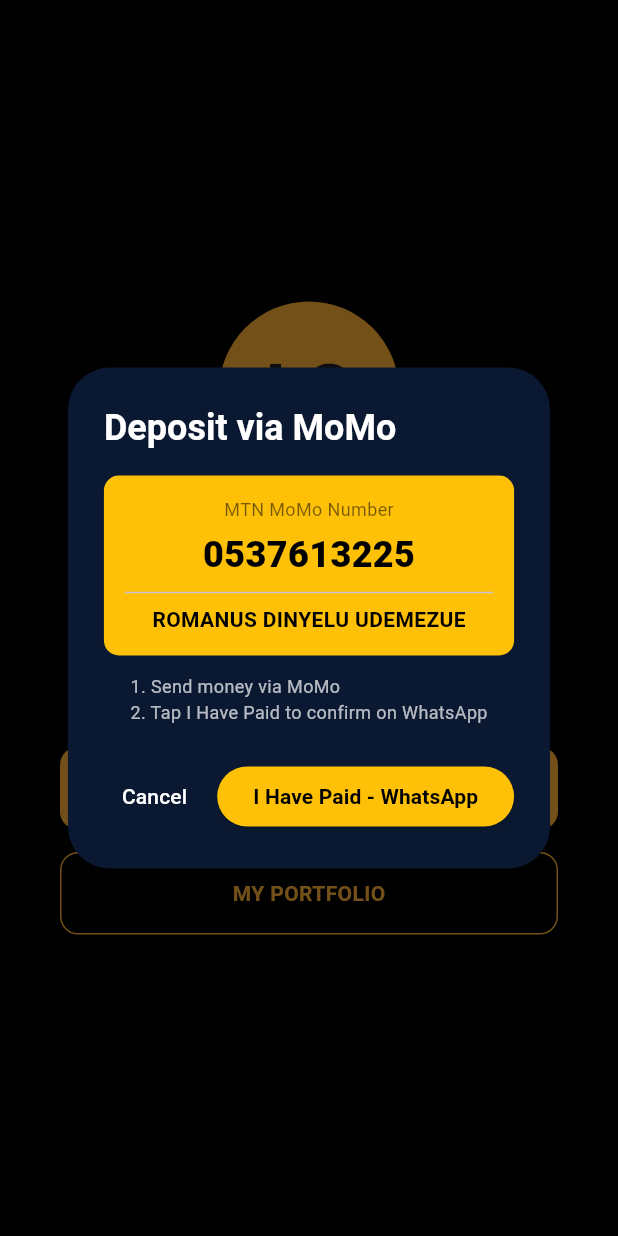
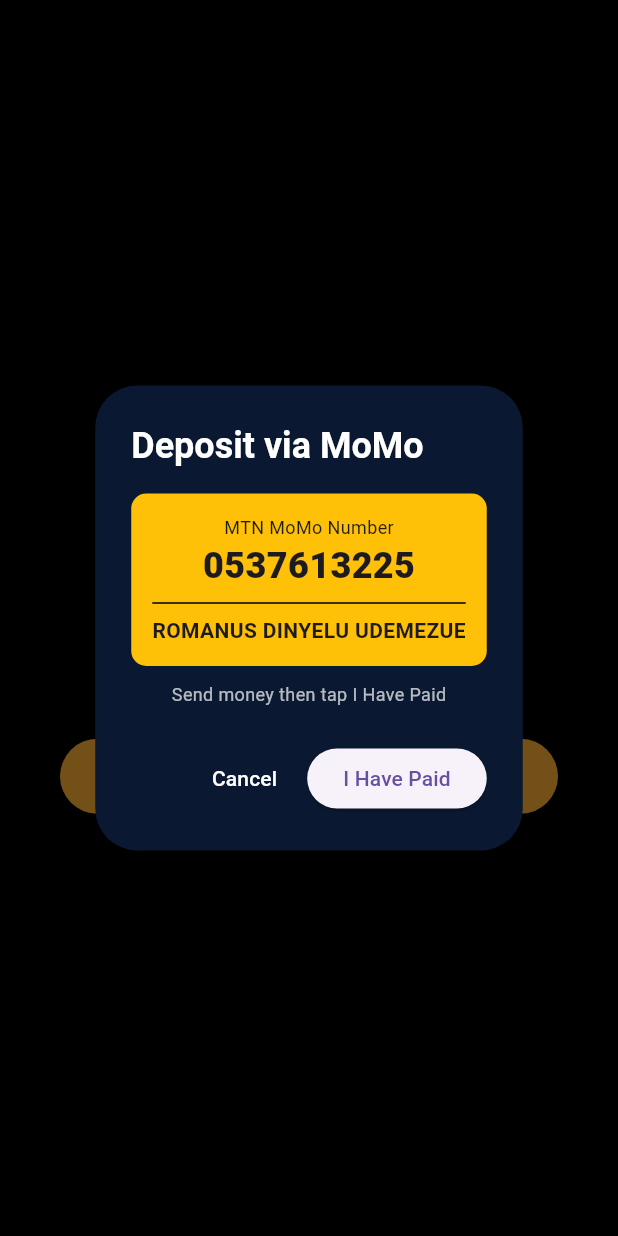
Before and after one commit to linkinglimited5-afk/lambamba-capital, a Flutter app: the screen it shows after launch, after a tap on "INVEST NOW", on a phone screen of 412 x 824 dp. Run offline on Flutter 3.47's test engine with Material 3 defaults, Android fonts, the phone set to English and light mode, and no system bars.

Commit message:
Update main.dart

```diff
--- a/lib/main.dart
+++ b/lib/main.dart
@@ -1,84 +1,60 @@
 import 'package:flutter/material.dart';
 import 'package:url_launcher/url_launcher.dart';
 
-void main() { runApp(LambambaApp()); }
+void main() => runApp(LambambaApp());
 
 class LambambaApp extends StatelessWidget {
   @override
   Widget build(BuildContext context) {
-    return MaterialApp(
-      debugShowCheckedModeBanner: false,
-      title: 'LAMBAMBA CAPITAL',
-      home: HomeScreen(),
-    );
+    return MaterialApp(debugShowCheckedModeBanner: false, home: HomeScreen());
   }
 }
 
 class HomeScreen extends StatelessWidget {
-  void _showMoMo(BuildContext context) {
-    showDialog(
-      context: context,
-      builder: (ctx) => AlertDialog(
-        backgroundColor: Color(0xFF0A1931),
-        title: Text('Deposit via MoMo', style: TextStyle(color: Colors.white, fontWeight: FontWeight.bold)),
-        content: Column(
-          mainAxisSize: MainAxisSize.min,
-          children: [
-            Container(
-              padding: EdgeInsets.all(14),
-              decoration: BoxDecoration(color: Color(0xFFFFC107), borderRadius: BorderRadius.circular(10)),
-              child: Column(
-                children: [
-                  Text('MTN MoMo Number', style: TextStyle(color: Colors.black54, fontSize: 12)),
-                  SizedBox(height: 5),
-                  Text('0537613225', style: TextStyle(color: Colors.black, fontWeight: FontWeight.w900, fontSize: 24)),
-                  Divider(),
-                  Text('ROMANUS DINYELU UDEMEZUE', style: TextStyle(color: Colors.black, fontWeight: FontWeight.bold)),
-                ],
-              ),
-            ),
-            SizedBox(height: 12),
-            Text('1. Send money via MoMo\n2. Tap I Have Paid to confirm on WhatsApp', style: TextStyle(color: Colors.white70, fontSize: 12)),
-          ],
-        ),
-        actions: [
-          TextButton(onPressed: ()=> Navigator.pop(ctx), child: Text('Cancel', style: TextStyle(color: Colors.white))),
-          ElevatedButton(
-            style: ElevatedButton.styleFrom(backgroundColor: Color(0xFFFFC107), foregroundColor: Colors.black),
-            onPressed: () async {
-              final uri = Uri.parse('https://wa.me/233537613225?text=Hello%20Lambamba%20Capital,%20I%20have%20paid%20via%20MoMo%20(0537613225).%20Please%20confirm%20my%20investment.%20My%20name%20is:');
-              await launchUrl(uri, mode: LaunchMode.externalApplication);
-            },
-            child: Text('I Have Paid - WhatsApp', style: TextStyle(fontWeight: FontWeight.bold)),
-          ),
-        ],
-      ),
-    );
+  void showMoMo(BuildContext context) {
+    showDialog(context: context, builder: (c) => AlertDialog(
+      backgroundColor: Color(0xFF0A1931),
+      title: Text('Deposit via MoMo', style: TextStyle(color: Colors.white, fontWeight: FontWeight.bold)),
+      content: Column(mainAxisSize: MainAxisSize.min, children: [
+        Container(padding: EdgeInsets.all(14), decoration: BoxDecoration(color: Color(0xFFFFC107), borderRadius: BorderRadius.circular(10)),
+          child: Column(children: [
+            Text('MTN MoMo Number', style: TextStyle(fontSize: 12)),
+            Text('0537613225', style: TextStyle(fontWeight: FontWeight.w900, fontSize: 24)),
+            Divider(color: Colors.black),
+            Text('ROMANUS DINYELU UDEMEZUE', style: TextStyle(fontWeight: FontWeight.bold)),
+          ])),
+        SizedBox(height: 10),
+        Text('Send money then tap I Have Paid', style: TextStyle(color: Colors.white70, fontSize: 12)),
+      ]),
+      actions: [
+        TextButton(onPressed: ()=> Navigator.pop(c), child: Text('Cancel', style: TextStyle(color: Colors.white))),
+        ElevatedButton(
+          onPressed: () async {
+            final url = Uri.parse('https://wa.me/233537613225?text=Hello%20I%20paid%20to%200537613225');
+            if(await canLaunchUrl(url)){ await launchUrl(url, mode: LaunchMode.externalApplication); }
+          },
+          child: Text('I Have Paid')),
+      ],
+    ));
   }
 
   @override
   Widget build(BuildContext context) {
-    return Scaffold(
-      backgroundColor: Colors.black,
-      body: Center(
-        child: Column(
-          mainAxisAlignment: MainAxisAlignment.center,
-          children: [
-            Container(width: 120, height: 120, decoration: BoxDecoration(color: Color(0xFFFDAF37), shape: BoxShape.circle), child: Center(child: Text('LC', style: TextStyle(fontSize: 50, fontWeight: FontWeight.bold)))),
-            SizedBox(height: 20),
-            Text('LAMBAMBA', style: TextStyle(color: Color(0xFFFDAF37), fontSize: 28, fontWeight: FontWeight.bold)),
-            Text('CAPITAL', style: TextStyle(color: Color(0xFFFDAF37), fontSize: 26, fontWeight: FontWeight.w900, letterSpacing: 2)),
-            SizedBox(height: 10),
-            Text('Trust Your Investment. Our Priority.', style: TextStyle(color: Colors.white70)),
-            SizedBox(height: 50),
-            Container(margin: EdgeInsets.symmetric(horizontal: 40), width: double.infinity, height: 55, decoration: BoxDecoration(color: Color(0xFFFDAF37), borderRadius: BorderRadius.circular(12)),
-              child: Center(child: InkWell(onTap: ()=> _showMoMo(context), child: Text('INVEST NOW', style: TextStyle(fontWeight: FontWeight.bold, fontSize: 16))))),
-            SizedBox(height: 15),
-            Container(margin: EdgeInsets.symmetric(horizontal: 40), width: double.infinity, height: 55, decoration: BoxDecoration(border: Border.all(color: Color(0xFFFDAF37)), borderRadius: BorderRadius.circular(12)),
-              child: Center(child: Text('MY PORTFOLIO', style: TextStyle(color: Color(0xFFFDAF37), fontWeight: FontWeight.bold)))),
-          ],
-        ),
-      ),
+    return Scaffold(backgroundColor: Colors.black,
+      body: Center(child: Column(mainAxisAlignment: MainAxisAlignment.center, children: [
+        Container(width: 100, height: 100, decoration: BoxDecoration(color: Color(0xFFFDAF37), shape: BoxShape.circle), child: Center(child: Text('LC', style: TextStyle(fontSize: 40, fontWeight: FontWeight.bold)))),
+        SizedBox(height: 15),
+        Text('LAMBAMBA CAPITAL', style: TextStyle(color: Color(0xFFFDAF37), fontSize: 22, fontWeight: FontWeight.bold)),
+        SizedBox(height: 5),
+        Text('Trust Your Investment', style: TextStyle(color: Colors.white70)),
+        SizedBox(height: 40),
+        Padding(padding: EdgeInsets.symmetric(horizontal: 40),
+          child: ElevatedButton(
+            style: ElevatedButton.styleFrom(backgroundColor: Color(0xFFFDAF37), foregroundColor: Colors.black, minimumSize: Size(double.infinity, 50)),
+            onPressed: ()=> showMoMo(context),
+            child: Text('INVEST NOW', style: TextStyle(fontWeight: FontWeight.bold)),
+          )),
+      ])),
     );
   }
 }
```
